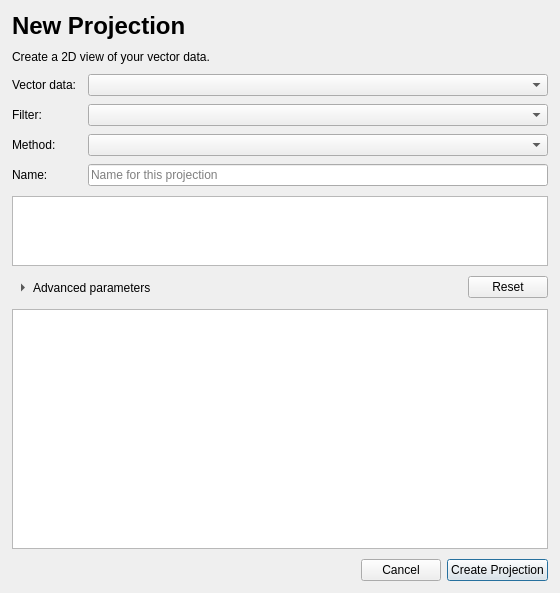
This is src/DiscoveryArea/ui/new_projection_dialog.ui in eidora-desktop/EIDORA as Qt 5 draws it before an edit. The edited form follows.
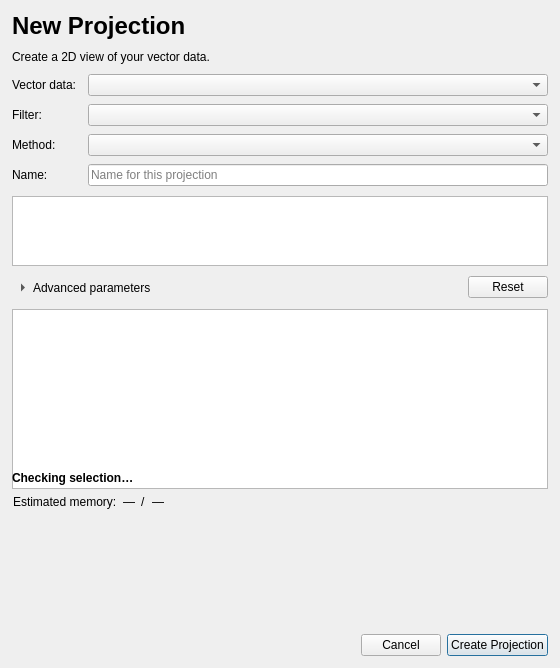
This is the edited form. Icons and pictures are not drawn.

Commit message: Add projection assessments, typed controls, MDS and openTSNE

Patch:
```diff
--- a/src/DiscoveryArea/ui/new_projection_dialog.ui
+++ b/src/DiscoveryArea/ui/new_projection_dialog.ui
@@ -3,10 +3,25 @@
  <class>dialog_new_projection</class>
  <widget class="QDialog" name="dialog_new_projection">
   <property name="geometry">
-   <rect><x>0</x><y>0</y><width>560</width><height>280</height></rect>
+   <rect>
+    <x>0</x>
+    <y>0</y>
+    <width>560</width>
+    <height>668</height>
+   </rect>
   </property>
-  <property name="windowTitle"><string>New Projection</string></property>
-  <property name="surfaceRole" stdset="0"><string>panel</string></property>
+  <property name="minimumSize">
+   <size>
+    <width>560</width>
+    <height>0</height>
+   </size>
+  </property>
+  <property name="windowTitle">
+   <string>New Projection</string>
+  </property>
+  <property name="surfaceRole" stdset="0">
+   <string>panel</string>
+  </property>
   <layout class="QVBoxLayout" name="layout_projection">
    <property name="spacing"><number>10</number></property>
    <property name="leftMargin"><number>12</number></property>
@@ -112,22 +127,219 @@
     </layout>
    </item>
    <item>
-    <widget class="QWidget" name="panel_advanced_settings">
-     <property name="visible"><bool>false</bool></property>
-     <layout class="QVBoxLayout" name="layout_advanced_settings">
-      <property name="leftMargin"><number>0</number></property>
-      <property name="topMargin"><number>0</number></property>
-      <property name="rightMargin"><number>0</number></property>
-      <property name="bottomMargin"><number>0</number></property>
+    <layout class="QVBoxLayout" name="layout_advanced_settings">
+     <property name="leftMargin">
+      <number>0</number>
+     </property>
+     <property name="topMargin">
+      <number>0</number>
+     </property>
+     <property name="rightMargin">
+      <number>0</number>
+     </property>
+     <property name="bottomMargin">
+      <number>0</number>
+     </property>
+     <item>
+      <widget class="QTableWidget" name="table_advanced_parameters">
+       <property name="minimumSize">
+        <size>
+         <width>0</width>
+         <height>180</height>
+        </size>
+       </property>
+       <property name="alternatingRowColors">
+        <bool>true</bool>
+       </property>
+       <property name="showGrid">
+        <bool>false</bool>
+       </property>
+       <property name="gridRole" stdset="0">
+        <string>subtle</string>
+       </property>
+       <attribute name="horizontalHeaderHighlightSections">
+        <bool>false</bool>
+       </attribute>
+       <attribute name="horizontalHeaderStretchLastSection">
+        <bool>true</bool>
+       </attribute>
+       <attribute name="verticalHeaderVisible">
+        <bool>false</bool>
+       </attribute>
+      </widget>
+     </item>
+    </layout>
+   </item>
+   <item alignment="Qt::AlignmentFlag::AlignTop">
+    <widget class="QWidget" name="panel_projection_assessment" native="true">
+     <layout class="QVBoxLayout" name="layout_projection_assessment">
+      <property name="spacing">
+       <number>4</number>
+      </property>
+      <property name="leftMargin">
+       <number>0</number>
+      </property>
+      <property name="topMargin">
+       <number>0</number>
+      </property>
+      <property name="rightMargin">
+       <number>0</number>
+      </property>
+      <property name="bottomMargin">
+       <number>0</number>
+      </property>
       <item>
-       <widget class="QTableWidget" name="table_advanced_parameters">
-        <property name="minimumSize"><size><width>0</width><height>240</height></size></property>
-        <property name="gridRole" stdset="0"><string>subtle</string></property>
-        <property name="alternatingRowColors"><bool>true</bool></property>
-        <property name="showGrid"><bool>false</bool></property>
-        <attribute name="horizontalHeaderHighlightSections"><bool>false</bool></attribute>
-        <attribute name="horizontalHeaderStretchLastSection"><bool>true</bool></attribute>
-        <attribute name="verticalHeaderVisible"><bool>false</bool></attribute>
+       <layout class="QHBoxLayout" name="layout_assessment_heading">
+        <item>
+         <widget class="QLabel" name="label_assessment_title">
+          <property name="font">
+           <font>
+            <bold>true</bold>
+           </font>
+          </property>
+          <property name="text">
+           <string>Checking selection…</string>
+          </property>
+          <property name="textFormat">
+           <enum>Qt::TextFormat::PlainText</enum>
+          </property>
+          <property name="wordWrap">
+           <bool>true</bool>
+          </property>
+         </widget>
+        </item>
+        <item>
+         <spacer name="spacer_assessment_heading">
+          <property name="orientation">
+           <enum>Qt::Orientation::Horizontal</enum>
+          </property>
+          <property name="sizeHint" stdset="0">
+           <size>
+            <width>40</width>
+            <height>10</height>
+           </size>
+          </property>
+         </spacer>
+        </item>
+       </layout>
+      </item>
+      <item alignment="Qt::AlignmentFlag::AlignTop">
+       <widget class="QWidget" name="panel_assessment_information" native="true">
+        <layout class="QGridLayout" name="layout_assessment_information" columnstretch="0,0,0,1">
+         <property name="leftMargin">
+          <number>1</number>
+         </property>
+         <property name="topMargin">
+          <number>1</number>
+         </property>
+         <property name="rightMargin">
+          <number>1</number>
+         </property>
+         <property name="bottomMargin">
+          <number>1</number>
+         </property>
+         <property name="horizontalSpacing">
+          <number>6</number>
+         </property>
+         <property name="verticalSpacing">
+          <number>4</number>
+         </property>
+         <item row="0" column="0">
+          <widget class="QLabel" name="label_assessment_memory_caption">
+           <property name="toolTip">
+            <string>Approximate working memory, including source loading.</string>
+           </property>
+           <property name="text">
+            <string>Estimated memory:</string>
+           </property>
+          </widget>
+         </item>
+         <item row="0" column="1">
+          <widget class="QLabel" name="label_assessment_memory">
+           <property name="text">
+            <string>—</string>
+           </property>
+           <property name="textFormat">
+            <enum>Qt::TextFormat::PlainText</enum>
+           </property>
+           <property name="wordWrap">
+            <bool>false</bool>
+           </property>
+          </widget>
+         </item>
+         <item row="0" column="2">
+          <widget class="QLabel" name="label_assessment_memory_separator">
+           <property name="toolTip">
+            <string>80% of currently available physical memory; the remainder is reserved for the app and operating system.</string>
+           </property>
+           <property name="text">
+            <string>/</string>
+           </property>
+          </widget>
+         </item>
+         <item row="0" column="3">
+          <layout class="QHBoxLayout" name="layout_assessment_budget">
+           <property name="spacing"><number>6</number></property>
+           <item>
+            <widget class="QLabel" name="label_assessment_budget">
+             <property name="toolTip"><string>Memory budget: 80% of currently available physical memory.</string></property>
+             <property name="accessibleName"><string>Memory budget</string></property>
+             <property name="text">
+              <string>—</string>
+             </property>
+             <property name="textFormat">
+              <enum>Qt::TextFormat::PlainText</enum>
+             </property>
+             <property name="wordWrap">
+              <bool>false</bool>
+             </property>
+            </widget>
+           </item>
+           <item>
+            <widget class="QToolButton" name="button_refresh_assessment">
+             <property name="minimumSize"><size><width>24</width><height>24</height></size></property>
+             <property name="maximumSize"><size><width>24</width><height>24</height></size></property>
+             <property name="toolTip"><string>Refresh estimate and memory budget</string></property>
+             <property name="accessibleName"><string>Refresh estimate and memory budget</string></property>
+             <property name="text"><string/></property>
+             <property name="icon"><iconset><normaloff>../../shared/icons/material/refresh.svg</normaloff>../../shared/icons/material/refresh.svg</iconset></property>
+             <property name="iconName" stdset="0"><string>refresh</string></property>
+             <property name="iconSize"><size><width>18</width><height>18</height></size></property>
+             <property name="autoRaise"><bool>true</bool></property>
+            </widget>
+           </item>
+           <item><spacer name="spacer_assessment_budget">
+            <property name="orientation"><enum>Qt::Orientation::Horizontal</enum></property>
+            <property name="sizeHint" stdset="0"><size><width>0</width><height>0</height></size></property>
+           </spacer></item>
+          </layout>
+         </item>
+        </layout>
+       </widget>
+      </item>
+      <item alignment="Qt::AlignmentFlag::AlignTop">
+       <widget class="QTextBrowser" name="edit_assessment_details">
+        <property name="minimumSize">
+         <size>
+          <width>0</width>
+          <height>0</height>
+         </size>
+        </property>
+        <property name="maximumSize">
+         <size>
+          <width>16777215</width>
+          <height>112</height>
+         </size>
+        </property>
+        <property name="styleSheet">
+         <string>QTextBrowser { background: transparent; border: none; padding: 0; }</string>
+        </property>
+        <property name="horizontalScrollBarPolicy">
+         <enum>Qt::ScrollBarPolicy::ScrollBarAlwaysOff</enum>
+        </property>
+        <property name="openLinks">
+         <bool>false</bool>
+        </property>
        </widget>
       </item>
      </layout>
```
Left out of the diff: 231 changed lines with no effect on the pictures. The commit also changes 28 other files.
